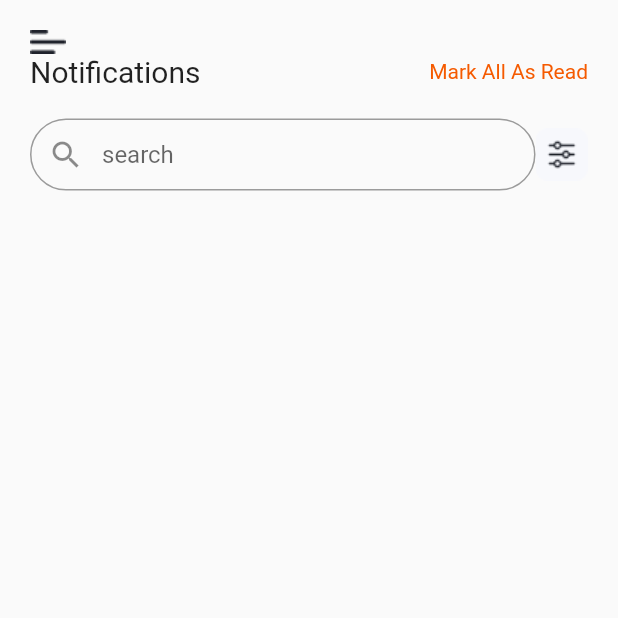
After one commit to prasanjitha/daily-recipe, a Flutter app: the FavouriteScreen screen opened directly, on a phone screen of 412 x 824 dp, the top half of it. The commit adds this screen. Run offline on Flutter 3.47's test engine with Material 2 defaults, Android fonts, the light colour scheme and no system bars.

Commit message:
add navigation for all the screens

```diff
--- /dev/null
+++ b/lib/favorite_screen.dart
@@ -0,0 +1,49 @@
+import 'package:flutter/material.dart';
+
+class FavouriteScreen extends StatefulWidget {
+  const FavouriteScreen({ Key? key }) : super(key: key);
+
+  @override
+  State<FavouriteScreen> createState() => _FavouriteScreenState();
+}
+
+class _FavouriteScreenState extends State<FavouriteScreen> {
+  @override
+  Widget build(BuildContext context) {
+    return Scaffold(
+      body: Padding(
+        padding: const EdgeInsets.all(20.0),
+        child: Column(
+          children: [
+                        Row(mainAxisAlignment: MainAxisAlignment.spaceBetween, children: [
+                Image.asset('assets/images/menu.png'),
+              ]),
+              Row(mainAxisAlignment: MainAxisAlignment.spaceBetween, children: [
+                Text('Notifications', style: TextStyle(fontSize: 20)),
+                Text('Mark All As Read',
+                    style: TextStyle(fontSize: 14, color: Color(0xffF55A00))),
+              ]),
+              SizedBox(height: 20.0),
+              Row(
+                mainAxisAlignment: MainAxisAlignment.spaceBetween,
+                children: [
+                  Expanded(
+                      child: TextFormField(
+                    decoration: InputDecoration(
+                        contentPadding: EdgeInsets.fromLTRB(10.0, 5.0, 10.0, 5.0),
+                        border: OutlineInputBorder(
+                          borderRadius: BorderRadius.circular(40.0),
+                        ),
+                        hintText: "search",
+                        prefixIcon: Icon(Icons.search)),
+                  )),
+                  Image.asset('assets/images/filter.png'),
+                ],
+              ),
+          ],
+        ),
+      ),
+
+    );
+  }
+}
--- a/lib/main.dart
+++ b/lib/main.dart
@@ -1,10 +1,12 @@
 // ignore_for_file: prefer_const_constructors
 
 import 'package:flutter/material.dart';
+import 'favorite_screen.dart';
 import 'screens/home_page.dart';
 import 'screens/motification_screen.dart';
 import 'screens/recipe_screen.dart';
 import 'screens/signin_screen.dart';
+import 'screens/splash_screen.dart';
 
 
 void main() {
@@ -31,7 +33,7 @@ class MyApp extends StatelessWidget {
         // is not restarted.
         primarySwatch: Colors.blue,
       ),
-      home: NotificationScreen(),
+      home: SplashScreen(),
     );
   }
 }
```
Also changed, not shown: lib/screens/home_page.dart (+23 -3 lines), lib/screens/motification_screen.dart (+9 -2 lines), lib/screens/recipe_screen.dart (+15 -2 lines), lib/screens/register_screen.dart (+8 -2 lines), lib/screens/signin_screen.dart (+17 -2 lines), lib/screens/splash_screen.dart (+19 -2 lines).
